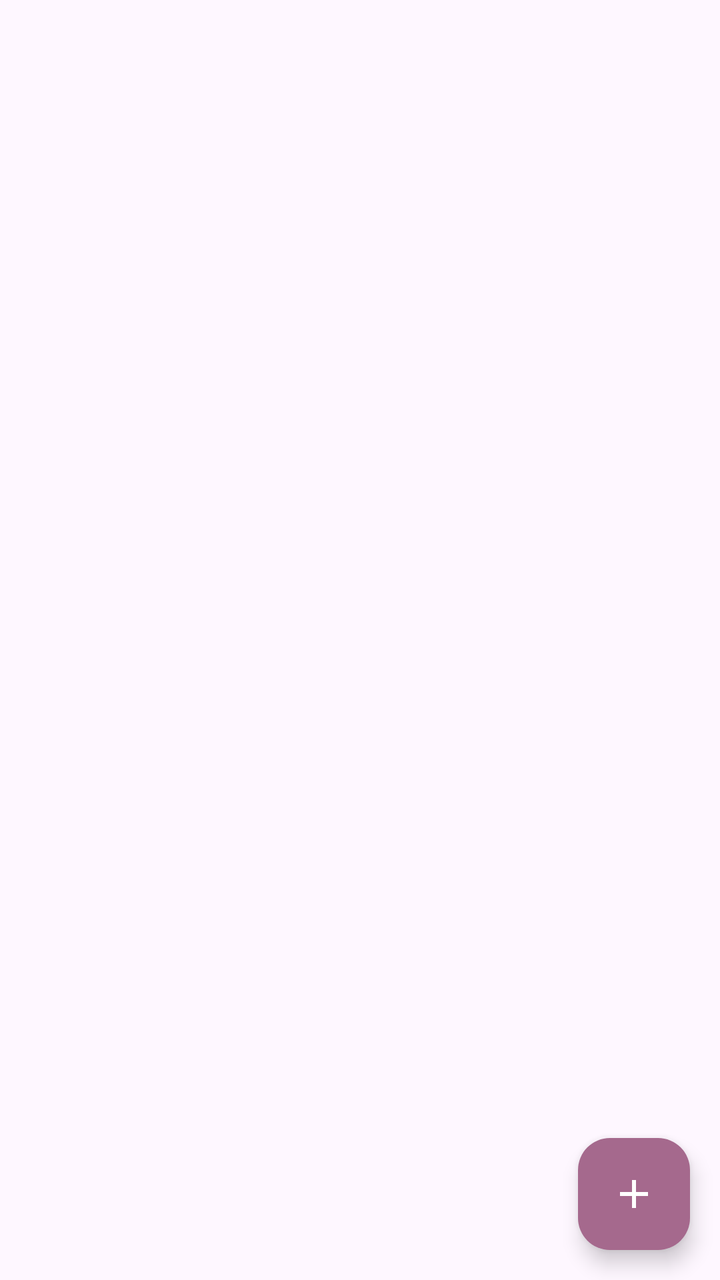
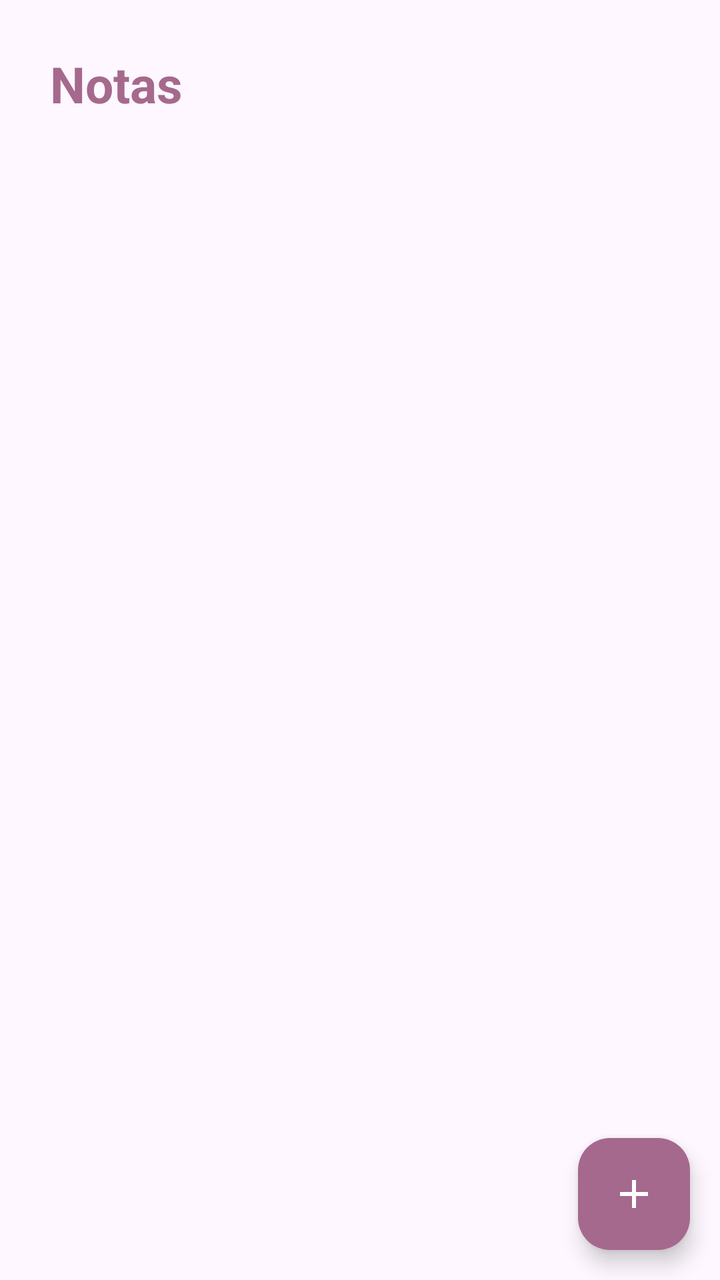

Before-and-after screenshots of an Android layout around one commit, followed by the original layout XML and the change that was made.
<!-- AndroidManifest.xml: application theme Theme.NotasAppSQLite -->
<!-- res/layout/activity_main.xml -->
<?xml version="1.0" encoding="utf-8"?>
<RelativeLayout
    xmlns:android="http://schemas.android.com/apk/res/android"
    xmlns:app="http://schemas.android.com/apk/res-auto"
    xmlns:tools="http://schemas.android.com/tools"
    android:id="@+id/main"
    android:layout_width="match_parent"
    android:layout_height="match_parent"
    tools:context=".MainActivity">

    <com.google.android.material.floatingactionbutton.FloatingActionButton
        android:id="@+id/FABAgregarNota"
        android:layout_alignParentBottom="true"
        android:layout_alignParentEnd="true"
        android:layout_marginBottom="15dp"
        android:layout_marginEnd="15dp"
        android:layout_marginStart="15dp"
        android:layout_marginTop="15dp"
        android:src="@drawable/ic_agregar_nota"
        android:backgroundTint="@color/morado"
        app:tint="@color/white"
        android:layout_width="wrap_content"
        android:layout_height="wrap_content"

        />
</RelativeLayout>
<!-- resources referenced by this layout -->
<resources>
  <color name="morado">#A5698D</color>
  <color name="white">#FFFFFFFF</color>
  <!-- drawable ic_agregar_nota (drawable) -->
  <vector xmlns:android="http://schemas.android.com/apk/res/android" android:height="24dp" android:tint="#000000" android:viewportHeight="24" android:viewportWidth="24" android:width="24dp">
        
      <path android:fillColor="@android:color/white" android:pathData="M19,13h-6v6h-2v-6H5v-2h6V5h2v6h6v2z"/>
      
  </vector>
  <style name="Theme.NotasAppSQLite" parent="Base.Theme.NotasAppSQLite" />
  <style name="Base.Theme.NotasAppSQLite" parent="Theme.Material3.DayNight.NoActionBar">
          
          <item name="colorPrimary">@color/morado</item>
          <item name="colorPrimaryVariant">@color/morado</item>
          <item name="android:statusBarColor">@color/morado</item>
      </style>
</resources>

<!-- the commit's change to res/layout/activity_main.xml (unified diff, before → after) -->
@@ -7,6 +7,28 @@
     android:layout_width="match_parent"
     android:layout_height="match_parent"
     tools:context=".MainActivity">
+
+    <TextView
+        android:id="@+id/txtNotas"
+        android:text="@string/txtNotas"
+        android:layout_alignParentTop="true"
+        android:layout_marginTop="15dp"
+        android:layout_marginStart="15dp"
+        android:textColor="@color/morado"
+        android:textSize="25sp"
+        android:textStyle="bold"
+        android:padding="10dp"
+        android:layout_width="wrap_content"
+        android:layout_height="wrap_content"/>
+
+    <androidx.recyclerview.widget.RecyclerView
+        android:id="@+id/notasRv"
+        android:layout_below="@+id/txtNotas"
+        android:padding="15dp"
+        tools:listitem="@layout/item_nota"
+        android:layout_width="match_parent"
+        android:layout_height="match_parent"/>
+
 
     <com.google.android.material.floatingactionbutton.FloatingActionButton
         android:id="@+id/FABAgregarNota"
@@ -24,3 +46,48 @@
 
         />
 </RelativeLayout>
+<!-- res/layout/item_nota.xml (included above) -->
+<?xml version="1.0" encoding="utf-8"?>
+<com.google.android.material.card.MaterialCardView xmlns:android="http://schemas.android.com/apk/res/android"
+    android:layout_width="match_parent"
+    android:layout_height="wrap_content"
+    xmlns:app="http://schemas.android.com/apk/res-auto"
+    app:cardCornerRadius="8dp"
+    app:cardElevation="4dp"
+    app:cardUseCompatPadding="true"
+    >
+
+    <androidx.appcompat.widget.LinearLayoutCompat
+        android:layout_width="match_parent"
+        android:layout_height="wrap_content"
+        android:orientation="vertical"
+        android:padding="15dp">
+
+        <RelativeLayout
+            android:layout_width="match_parent"
+            android:layout_height="wrap_content"
+            android:orientation="horizontal"
+            android:layout_marginTop="10dp">
+
+            <TextView
+                android:id="@+id/item_titulo"
+                android:text="@string/item_titulo"
+                android:textColor="@color/morado"
+                android:textStyle="bold"
+                android:layout_width="wrap_content"
+                android:layout_height="wrap_content"/>
+
+
+        </RelativeLayout>
+        
+        <TextView
+            android:id="@+id/item_descripcion"
+            android:text="@string/item_descripcion"
+            android:maxLines="3"
+            android:layout_marginTop="5dp"
+            android:layout_width="wrap_content"
+            android:layout_height="wrap_content"/>
+
+    </androidx.appcompat.widget.LinearLayoutCompat>
+
+</com.google.android.material.card.MaterialCardView>
<!-- resource entries referenced after the edit -->
@@ -8,6 +8,9 @@
       <path android:fillColor="@android:color/white" android:pathData="M19,13h-6v6h-2v-6H5v-2h6V5h2v6h6v2z"/>
       
   </vector>
+  <string name="item_descripcion">Descripcion</string>
+  <string name="item_titulo">Titulo</string>
+  <string name="txtNotas">Notas</string>
   <style name="Theme.NotasAppSQLite" parent="Base.Theme.NotasAppSQLite" />
   <style name="Base.Theme.NotasAppSQLite" parent="Theme.Material3.DayNight.NoActionBar">
           
